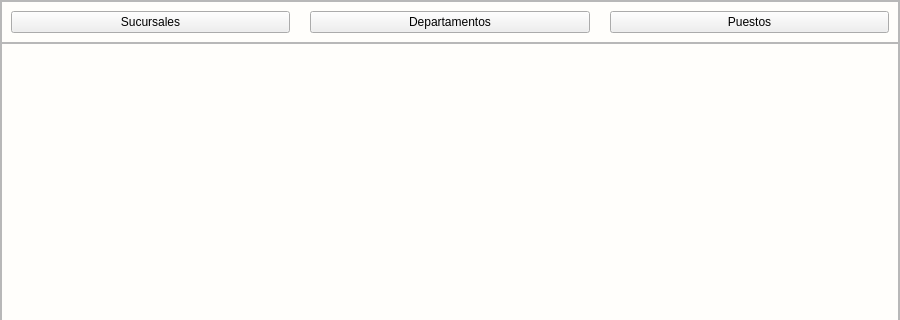
The window that app/View/UserInterfaceUi/UI_CONTROL_SUCUDEPAPUESTO.ui (LAngelVp/software-punto-de-venta) describes before a commit, drawn with Qt 5; both pictures show x 0 to 900 and y 0 to 320 of the 900 by 600 pixel window.
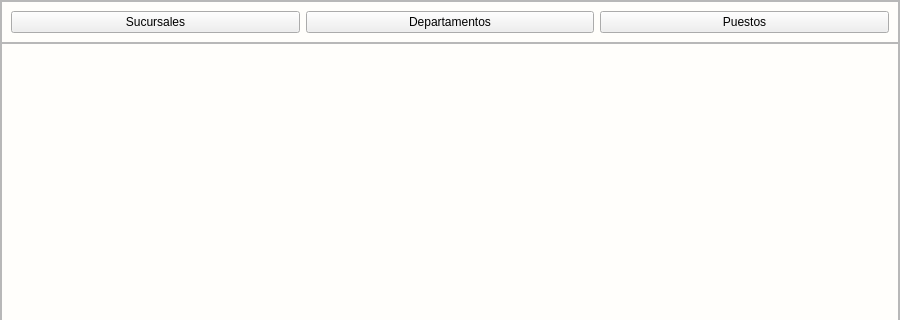
The same window after the commit. Icons and pictures are not drawn.

Patch:
```diff
--- a/app/View/UserInterfaceUi/UI_CONTROL_SUCUDEPAPUESTO.ui
+++ b/app/View/UserInterfaceUi/UI_CONTROL_SUCUDEPAPUESTO.ui
@@ -98,16 +98,8 @@
         <property name="frameShadow">
          <enum>QFrame::Raised</enum>
         </property>
-        <layout class="QGridLayout" name="gridLayout_4">
-         <item row="0" column="0">
-          <layout class="QGridLayout" name="contenedor_botonessecundario">
-           <property name="horizontalSpacing">
-            <number>20</number>
-           </property>
-           <property name="verticalSpacing">
-            <number>0</number>
-           </property>
-           <item row="0" column="0">
+        <layout class="QHBoxLayout" name="horizontalLayout">
+         <item>
             <widget class="QPushButton" name="btn_btn_sucursales">
              <property name="cursor">
               <cursorShape>PointingHandCursor</cursorShape>
@@ -117,7 +109,7 @@
              </property>
             </widget>
            </item>
-           <item row="0" column="1">
+         <item>
             <widget class="QPushButton" name="btn_btn_departamentos">
              <property name="cursor">
               <cursorShape>PointingHandCursor</cursorShape>
@@ -127,7 +119,7 @@
              </property>
             </widget>
            </item>
-           <item row="0" column="2">
+         <item>
             <widget class="QPushButton" name="btn_btn_puestos">
              <property name="cursor">
               <cursorShape>PointingHandCursor</cursorShape>
@@ -138,8 +130,6 @@
             </widget>
            </item>
           </layout>
-         </item>
-        </layout>
        </widget>
       </item>
       <item row="1" column="0">
```
Left out of the diff: 15 changed lines with no effect on the pictures. Lines whose indentation alone changed are shown as unchanged.
